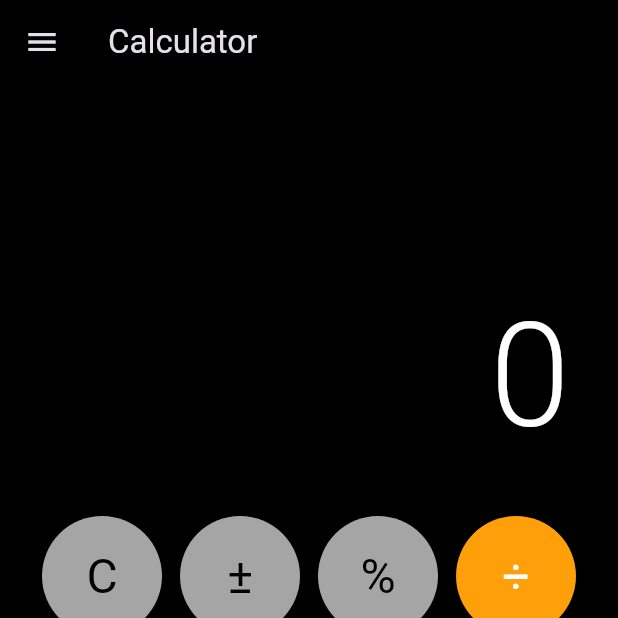
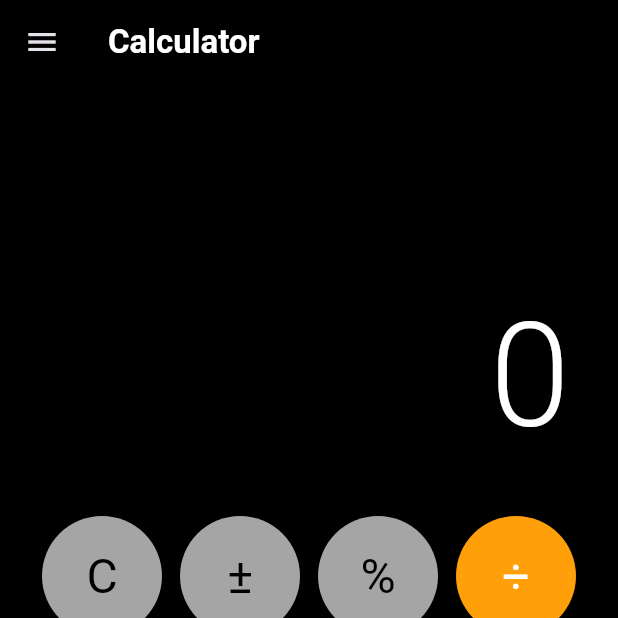
Before and after one commit to RichiePichie/first_mobile_app, a Flutter app: the screen it shows after launch, on a phone screen of 412 x 824 dp, the top half of it. Run offline on Flutter 3.47's test engine with Material 3 defaults, Android fonts, the phone set to English and light mode, and no system bars; our stand-ins replace flutter_bloc, freezed_annotation, hive, hive_flutter; accounts and stored records are empty.

Commit message:
feat: update iOS app icons and enhance UI styling for calculator screens

```diff
--- a/lib/calculator/screens/calculator_screen.dart
+++ b/lib/calculator/screens/calculator_screen.dart
@@ -24,7 +24,10 @@ class CalculatorView extends StatelessWidget {
   Widget build(BuildContext context) {
     return Scaffold(
       appBar: AppBar(
-        title: const Text('Calculator'),
+        title: const Text(
+          'Calculator',
+          style: TextStyle(color: Colors.white, fontWeight: FontWeight.bold),
+        ),
         backgroundColor: Colors.black,
       ),
       drawer: const AppDrawer(),
--- a/lib/calculator/screens/history_screen.dart
+++ b/lib/calculator/screens/history_screen.dart
@@ -42,6 +42,12 @@ class HistoryScreen extends StatelessWidget {
                   padding: const EdgeInsets.only(left: 20),
                   child: const Icon(Icons.delete, color: Colors.white),
                 ),
+                secondaryBackground: Container(
+                  color: Colors.red,
+                  alignment: Alignment.centerRight,
+                  padding: const EdgeInsets.only(right: 20),
+                  child: const Icon(Icons.delete, color: Colors.white),
+                ),
                 onDismissed: (direction) {
                   box.deleteAt(actualIndex);
                 },
```
Also changed, not shown: 32 other files.
